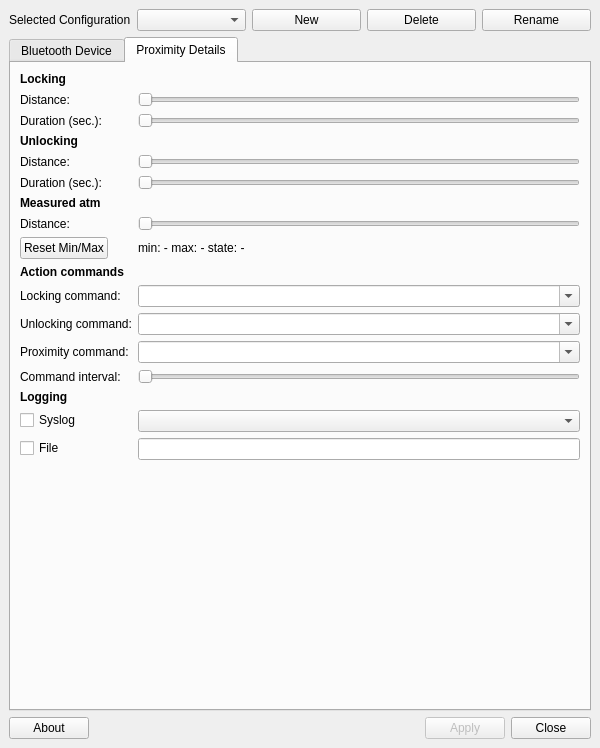
Old version of the form proximity.ui in the repository timothytuckhco-del/BlueProximity.
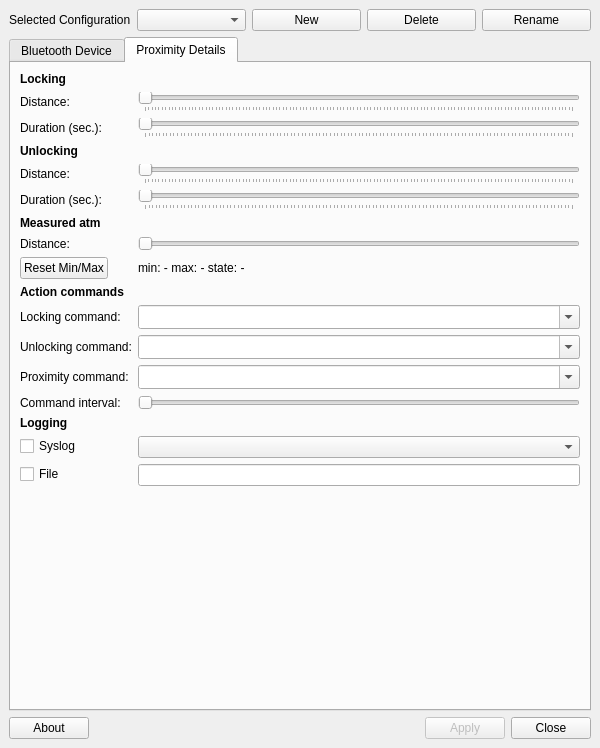
New version of the form.

Commit message: added tooltips and tickmarks on sliders

```diff
--- a/proximity.ui
+++ b/proximity.ui
@@ -151,6 +151,9 @@
           <property name="orientation">
            <enum>Qt::Orientation::Horizontal</enum>
           </property>
+          <property name="tickPosition">
+           <enum>QSlider::TickPosition::TicksBelow</enum>
+          </property>
          </widget>
         </item>
         <item row="2" column="0">
@@ -168,6 +171,9 @@
           <property name="orientation">
            <enum>Qt::Orientation::Horizontal</enum>
           </property>
+          <property name="tickPosition">
+           <enum>QSlider::TickPosition::TicksBelow</enum>
+          </property>
          </widget>
         </item>
         <item row="3" column="0" colspan="2">
@@ -192,6 +198,9 @@
           <property name="orientation">
            <enum>Qt::Orientation::Horizontal</enum>
           </property>
+          <property name="tickPosition">
+           <enum>QSlider::TickPosition::TicksBelow</enum>
+          </property>
          </widget>
         </item>
         <item row="5" column="0">
@@ -209,6 +218,9 @@
           <property name="orientation">
            <enum>Qt::Orientation::Horizontal</enum>
           </property>
+          <property name="tickPosition">
+           <enum>QSlider::TickPosition::TicksBelow</enum>
+          </property>
          </widget>
         </item>
         <item row="6" column="0">
@@ -265,6 +277,21 @@
         </item>
         <item row="10" column="1">
          <widget class="QComboBox" name="comboLock">
+          <property name="toolTip">
+           <string>Shell command to run when the screen locks. Supports any valid shell command or script path.</string>
+          </property>
+          <property name="sizePolicy">
+           <sizepolicy hsizetype="Expanding" vsizetype="Fixed">
+            <horstretch>1</horstretch>
+            <verstretch>0</verstretch>
+           </sizepolicy>
+          </property>
+          <property name="minimumContentsLength">
+           <number>45</number>
+          </property>
+          <property name="sizeAdjustPolicy">
+           <enum>QComboBox::SizeAdjustPolicy::AdjustToMinimumContentsLengthWithIcon</enum>
+          </property>
           <property name="editable">
            <bool>true</bool>
           </property>
@@ -282,6 +309,21 @@
         </item>
         <item row="11" column="1">
          <widget class="QComboBox" name="comboUnlock">
+          <property name="toolTip">
+           <string>Shell command to run when the screen unlocks. Supports any valid shell command or script path.</string>
+          </property>
+          <property name="sizePolicy">
+           <sizepolicy hsizetype="Expanding" vsizetype="Fixed">
+            <horstretch>1</horstretch>
+            <verstretch>0</verstretch>
+           </sizepolicy>
+          </property>
+          <property name="minimumContentsLength">
+           <number>45</number>
+          </property>
+          <property name="sizeAdjustPolicy">
+           <enum>QComboBox::SizeAdjustPolicy::AdjustToMinimumContentsLengthWithIcon</enum>
+          </property>
           <property name="editable">
            <bool>true</bool>
           </property>
@@ -299,6 +341,21 @@
         </item>
         <item row="12" column="1">
          <widget class="QComboBox" name="comboProxi">
+          <property name="toolTip">
+           <string>Shell command to run periodically while the device remains in proximity. Useful for keeping the screen awake or running a heartbeat script.</string>
+          </property>
+          <property name="sizePolicy">
+           <sizepolicy hsizetype="Expanding" vsizetype="Fixed">
+            <horstretch>1</horstretch>
+            <verstretch>0</verstretch>
+           </sizepolicy>
+          </property>
+          <property name="minimumContentsLength">
+           <number>45</number>
+          </property>
+          <property name="sizeAdjustPolicy">
+           <enum>QComboBox::SizeAdjustPolicy::AdjustToMinimumContentsLengthWithIcon</enum>
+          </property>
           <property name="editable">
            <bool>true</bool>
           </property>
```
Left out of the diff: 15 changed lines with no effect on the pictures. The commit also changes 2 other files.
